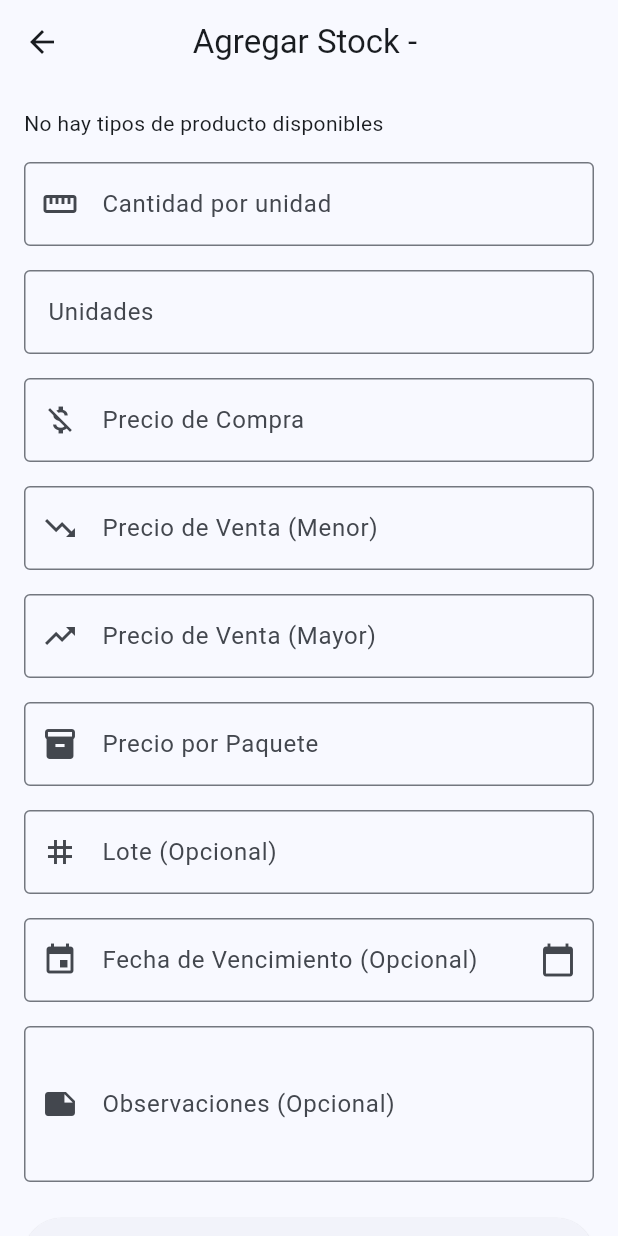
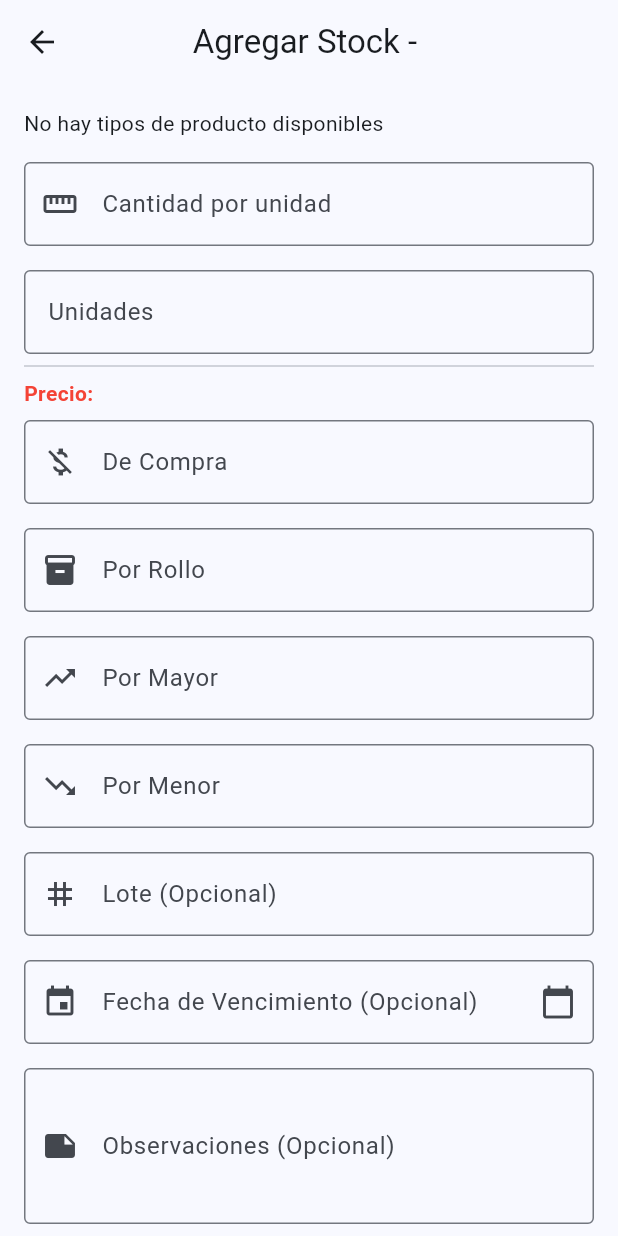
Before and after one commit to ElielAdolfo/telasInventario, a Flutter app: the AgregarStockEmpresaScreen screen opened directly with empty values, on a phone screen of 412 x 824 dp. Run offline on Flutter 3.47's test engine with Material 3 defaults, Android fonts, the phone set to English and light mode, and no system bars; our stand-ins replace firebase_auth, firebase_core, firebase_database; accounts and stored records are empty; network calls fail.

Commit message:
correcciones de asignacion

```diff
--- a/lib/features/empresa/ui/agregar_stock_empresa_screen.dart
+++ b/lib/features/empresa/ui/agregar_stock_empresa_screen.dart
@@ -412,14 +412,22 @@ class _AgregarStockEmpresaScreenState extends State<AgregarStockEmpresaScreen> {
                   ),
                 ),
 
-              const SizedBox(height: 16),
+              // Campo Precio de Compra con validaciones
+              Divider(),
 
-              // Precio de compra
+              Text(
+                'Precio:',
+                style: TextStyle(
+                  fontWeight: FontWeight.bold,
+                  color: Colors.red,
+                ),
+              ),
+              const SizedBox(height: 8),
               TextFormField(
                 controller: _precioCompraController,
                 decoration: const InputDecoration(
-                  labelText: 'Precio de Compra',
-                  hintText: 'Por unidad',
+                  labelText: 'De Compra',
+                  hintText: 'Por metro',
                   border: OutlineInputBorder(),
                   prefixIcon: Icon(Icons.money_off),
                 ),
@@ -438,12 +446,65 @@ class _AgregarStockEmpresaScreenState extends State<AgregarStockEmpresaScreen> {
 
               const SizedBox(height: 16),
 
-              // Precio de venta menor
+              TextFormField(
+                controller: _precioPaqueteController,
+                decoration: const InputDecoration(
+                  labelText: 'Por Rollo',
+                  hintText: 'Por metro',
+                  border: OutlineInputBorder(),
+                  prefixIcon: Icon(Icons.inventory_2),
+                ),
+                keyboardType: TextInputType.numberWithOptions(decimal: true),
+                validator: (value) {
+                  if (value != null && value.isNotEmpty) {
+                    final precio = double.tryParse(value);
+                    if (precio == null || precio <= 0) {
+                      return 'Ingrese un precio válido';
+                    }
+
+                    final compra = double.tryParse(
+                      _precioCompraController.text,
+                    );
+                    if (compra != null && precio <= compra) {
+                      return 'Debe ser mayor al precio de compra';
+                    }
+                  }
+                  return null; // Es opcional
+                },
+              ),
+              const SizedBox(height: 16),
+
+              TextFormField(
+                controller: _precioVentaMayorController,
+                decoration: const InputDecoration(
+                  labelText: 'Por Mayor',
+                  hintText: 'Por metro',
+                  border: OutlineInputBorder(),
+                  prefixIcon: Icon(Icons.trending_up),
+                ),
+                keyboardType: TextInputType.numberWithOptions(decimal: true),
+                validator: (value) {
+                  if (value == null || value.isEmpty) {
+                    return 'Ingrese el precio de venta mayor';
+                  }
+                  final precio = double.tryParse(value);
+                  if (precio == null || precio <= 0) {
+                    return 'Ingrese un precio válido';
+                  }
+                  final rollo = double.tryParse(_precioPaqueteController.text);
+                  if (rollo != null && precio <= rollo) {
+                    return 'Debe ser mayor al precio por rollo';
+                  }
+                  return null;
+                },
+              ),
+
+              const SizedBox(height: 16),
               TextFormField(
                 controller: _precioVentaMenorController,
                 decoration: const InputDecoration(
-                  labelText: 'Precio de Venta (Menor)',
-                  hintText: 'Por unidad',
+                  labelText: 'Por Menor',
+                  hintText: 'Por metro',
                   border: OutlineInputBorder(),
                   prefixIcon: Icon(Icons.trending_down),
                 ),
@@ -456,65 +517,16 @@ class _AgregarStockEmpresaScreenState extends State<AgregarStockEmpresaScreen> {
                   if (precio == null || precio <= 0) {
                     return 'Ingrese un precio válido';
                   }
-                  final compra = double.tryParse(_precioCompraController.text);
-                  if (compra != null && precio <= compra) {
-                    return 'Debe ser mayor al precio de compra';
+                  final mayor = double.tryParse(
+                    _precioVentaMayorController.text,
+                  );
+                  if (mayor != null && precio <= mayor) {
+                    return 'Debe ser mayor al precio por mayor';
                   }
                   return null;
                 },
               ),
 
-              const SizedBox(height: 16),
-
-              // Precio de venta mayor
-              TextFormField(
-                controller: _precioVentaMayorController,
-                decoration: const InputDecoration(
-                  labelText: 'Precio de Venta (Mayor)',
-                  hintText: 'Por unidad',
-                  border: OutlineInputBorder(),
-                  prefixIcon: Icon(Icons.trending_up),
-                ),
-                keyboardType: TextInputType.numberWithOptions(decimal: true),
-                validator: (value) {
-                  if (value == null || value.isEmpty) {
-                    return 'Ingrese el precio de venta mayor';
-                  }
-                  final precio = double.tryParse(value);
-                  if (precio == null || precio <= 0) {
-                    return 'Ingrese un precio válido';
-                  }
-                  final menor = double.tryParse(
-                    _precioVentaMenorController.text,
-                  );
-                  if (menor != null && precio <= menor) {
-                    return 'Debe ser mayor al precio menor';
-                  }
-                  return null;
-                },
-              ),
-
-              const SizedBox(height: 16),
-
-              TextFormField(
-                controller: _precioPaqueteController,
-                decoration: const InputDecoration(
-                  labelText: 'Precio por Paquete',
-                  hintText: 'Por paquete',
-                  border: OutlineInputBorder(),
-                  prefixIcon: Icon(Icons.inventory_2),
-                ),
-                keyboardType: TextInputType.numberWithOptions(decimal: true),
-                validator: (value) {
-                  if (value != null && value.isNotEmpty) {
-                    final precio = double.tryParse(value);
-                    if (precio == null || precio <= 0) {
-                      return 'Ingrese un precio válido';
-                    }
-                  }
-                  return null; // Es opcional
-                },
-              ),
               const SizedBox(height: 16),
 
               // Lote
```
Also changed, not shown: lib/features/empresa/services/base_service.dart (+7 -3 lines), lib/features/empresa/ui/tipo_producto_selection_screen.dart (+157 -140 lines).
